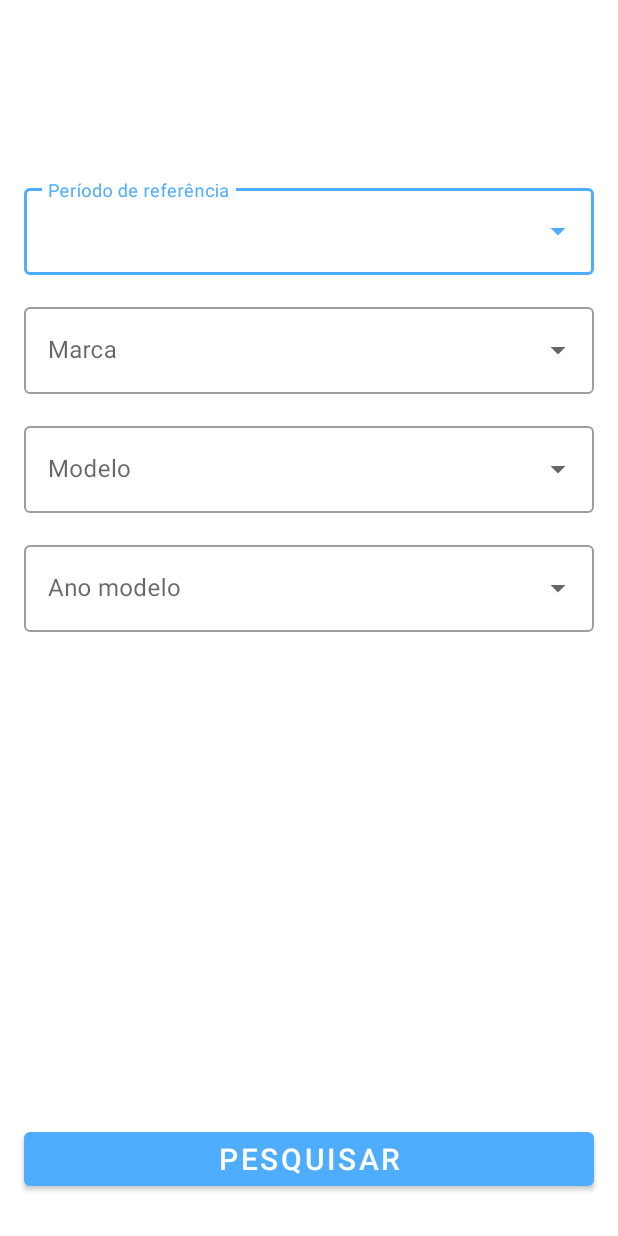
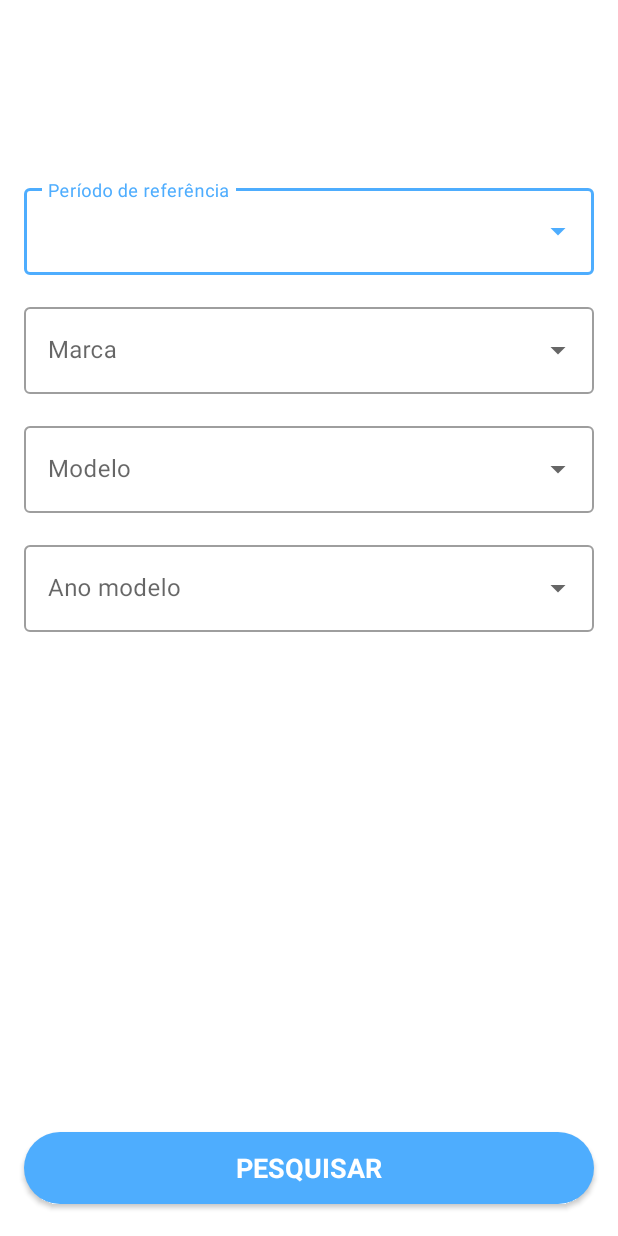
Before and after one commit to priscillasouza/advanced-fipe, an Android app: the layout fragment_consult_common_screen.xml on its own in the app's theme, with its tools: preview values and no code run, on a phone screen of 412 x 824 dp. Run offline under Robolectric (Android 15) with nearby library versions, the phone set to English and light mode, and no system bars.

Commit message:
criando funcionalidades tela de consulta

```diff
--- /dev/null
+++ b/app/src/main/res/drawable/ic_arrow_back.xml
@@ -0,0 +1,5 @@
+<vector android:autoMirrored="true" android:height="32dp"
+    android:tint="#FFFFFF" android:viewportHeight="24"
+    android:viewportWidth="24" android:width="32dp" xmlns:android="http://schemas.android.com/apk/res/android">
+    <path android:fillColor="@android:color/white" android:pathData="M20,11H7.83l5.59,-5.59L12,4l-8,8 8,8 1.41,-1.41L7.83,13H20v-2z"/>
+</vector>
--- a/app/src/main/res/layout/fragment_consult_common_screen.xml
+++ b/app/src/main/res/layout/fragment_consult_common_screen.xml
@@ -26,8 +26,7 @@
                 android:layout_width="match_parent"
                 android:layout_height="wrap_content"
                 android:inputType="none"
-                android:padding="18dp"
-                android:paddingBottom="10dp" />
+                android:padding="18dp" />
         </com.google.android.material.textfield.TextInputLayout>
 
         <com.google.android.material.textfield.TextInputLayout
@@ -46,8 +45,7 @@
                 android:layout_width="match_parent"
                 android:layout_height="wrap_content"
                 android:inputType="none"
-                android:padding="18dp"
-                android:paddingBottom="10dp" />
+                android:padding="18dp" />
         </com.google.android.material.textfield.TextInputLayout>
 
         <com.google.android.material.textfield.TextInputLayout
@@ -66,8 +64,7 @@
                 android:layout_width="match_parent"
                 android:layout_height="wrap_content"
                 android:inputType="none"
-                android:padding="18dp"
-                android:paddingBottom="10dp" />
+                android:padding="18dp" />
         </com.google.android.material.textfield.TextInputLayout>
 
         <com.google.android.material.textfield.TextInputLayout
@@ -86,21 +83,20 @@
                 android:layout_width="match_parent"
                 android:layout_height="wrap_content"
                 android:inputType="none"
-                android:padding="18dp"
-                android:paddingBottom="10dp" />
+                android:padding="18dp" />
         </com.google.android.material.textfield.TextInputLayout>
 
-        <Button
+        <androidx.appcompat.widget.AppCompatButton
+            android:id="@+id/button_common_consult"
+            style="@style/StyleButton"
             android:layout_width="match_parent"
             android:layout_height="wrap_content"
             android:layout_marginHorizontal="16dp"
-            android:layout_marginTop="64dp"
             android:text="@string/text_button_search_common"
-            android:textSize="20sp"
             app:layout_constraintBottom_toBottomOf="parent"
             app:layout_constraintEnd_toEndOf="parent"
             app:layout_constraintStart_toStartOf="parent"
             app:layout_constraintTop_toBottomOf="@id/text_input_layout_year"
-            app:layout_constraintVertical_bias="0.905" />
+            app:layout_constraintVertical_bias="0.939" />
     </androidx.constraintlayout.widget.ConstraintLayout>
 </ScrollView>
--- a/app/src/main/res/values/strings.xml
+++ b/app/src/main/res/values/strings.xml
@@ -50,4 +50,7 @@
     <string name="hello_blank_fragment">Hello blank fragment</string>
     <string name="text_name_app_onboarding">ADVANCED FIPE</string>
     <string name="text_button_onboarding_back">Voltar</string>
+    <string name="text_title_tab_commun_view_pager">Comum</string>
+    <string name="text_title_tab_code_view_pager">Por código</string>
+    <string name="text_app_bar_consult">Consulta</string>
 </resources>
--- a/app/src/main/res/values/style.xml
+++ b/app/src/main/res/values/style.xml
@@ -1,5 +1,6 @@
 <?xml version="1.0" encoding="utf-8"?>
 <resources>
+
     <style name="TextViewResult">
         <item name="android:textColor">@color/gray</item>
         <item name="android:textSize">16sp</item>
@@ -12,6 +13,7 @@
         <item name="android:textStyle">bold</item>
         <item name="android:textSize">18sp</item>
         <item name="android:textColor">@color/white</item>
+        <item name="android:textAllCaps">true</item>
         <item name="android:background">@drawable/background_button</item>
         <item name="android:layout_height">40dp</item>
     </style>
```
Also changed, not shown: app/src/main/java/com/advancedfipe/consult/presentation/ConsultCodeFragment.kt (added, +21 -0 lines), app/src/main/java/com/advancedfipe/consult/presentation/ConsultCommonFragment.kt (added, +21 -0 lines), app/src/main/java/com/advancedfipe/consult/presentation/ConsultFragment.kt (added, +53 -0 lines), app/src/main/java/com/advancedfipe/consult/presentation/ViewPagerAdapter.kt (added, +26 -0 lines), app/src/main/res/layout/fragment_consult_code_screen.xml (+6 -9 lines), app/src/main/res/layout/fragment_consult_screen.xml (+10 -7 lines).
